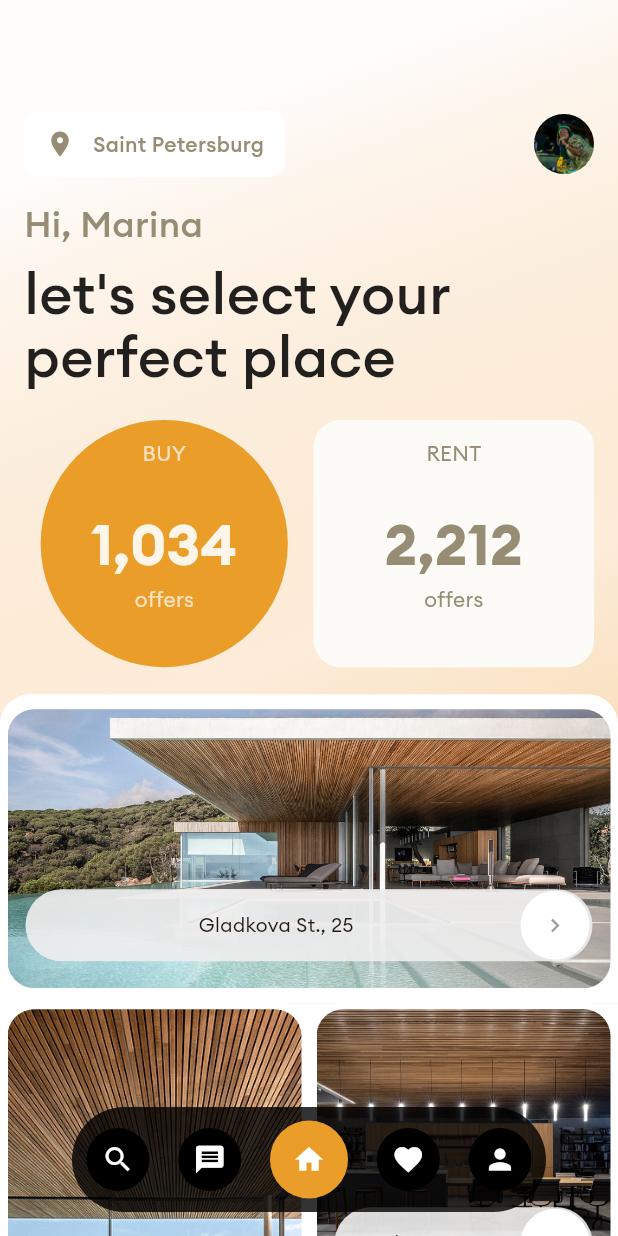
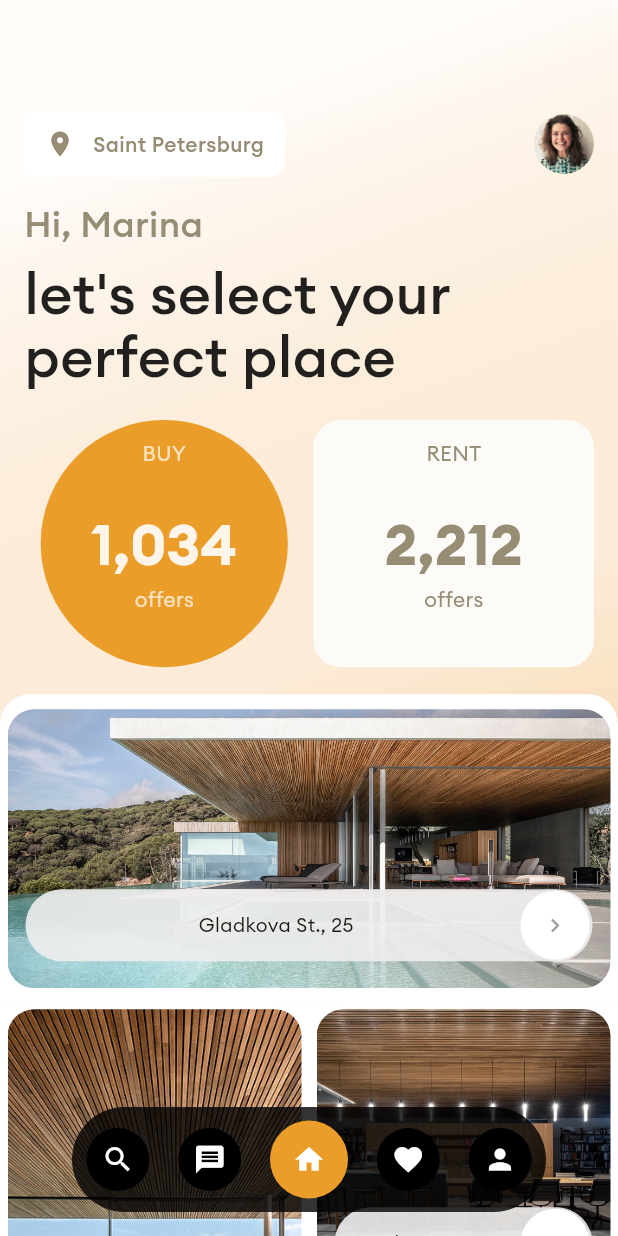
Before and after one commit to JonathanJude/mp_take_home, a Flutter app: the screen it shows after launch, on a phone screen of 412 x 824 dp. Run offline on Flutter 3.47's test engine with Material 3 defaults, Android fonts, the phone set to English and light mode, and no system bars; drawn by our look-alikes of countup, flutter_animate; our stand-ins replace material_design_icons_flutter.

Commit message:
clean up

```diff
--- a/lib/widgets/home_top_header.dart
+++ b/lib/widgets/home_top_header.dart
@@ -40,7 +40,7 @@ class HomeTopHeader extends StatelessWidget {
           ),
         ).saintPtburg,
         const CircleAvatar(
-          backgroundImage: AssetImage("assets/images/avatar.jpg"),
+          backgroundImage: AssetImage("assets/images/avatar.png"),
         ).avatar,
       ],
     );
```
Also changed, not shown: lib/animations/app_animations.dart (+3 -5 lines), assets/images/avatar.jpg (deleted), assets/images/avatar.png (added).
